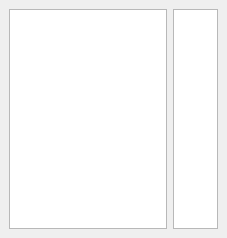
The window that src/ui/dock/bookdockwidget.ui (metaxy/openBibleViewer) describes before a commit, drawn with Qt 5.
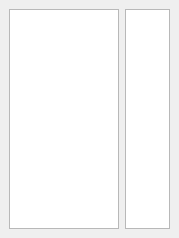
The same window after the commit.

```diff
--- a/src/ui/dock/bookdockwidget.ui
+++ b/src/ui/dock/bookdockwidget.ui
@@ -6,7 +6,7 @@
    <rect>
     <x>0</x>
     <y>0</y>
-    <width>227</width>
+    <width>179</width>
     <height>238</height>
    </rect>
   </property>
```
